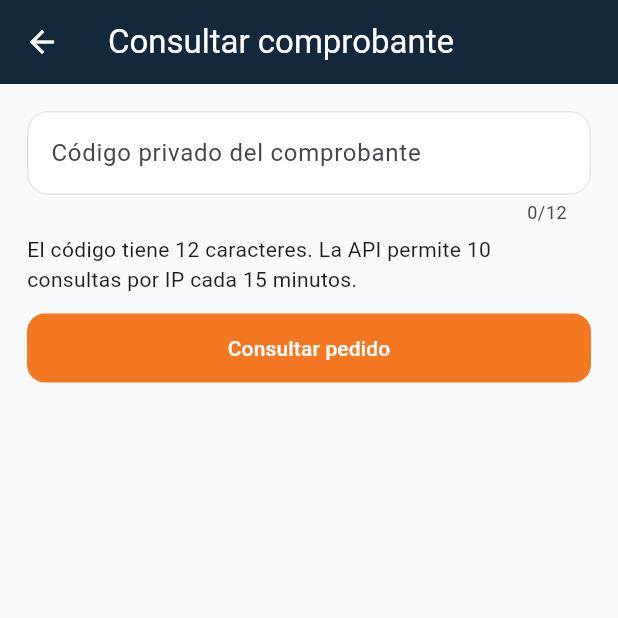
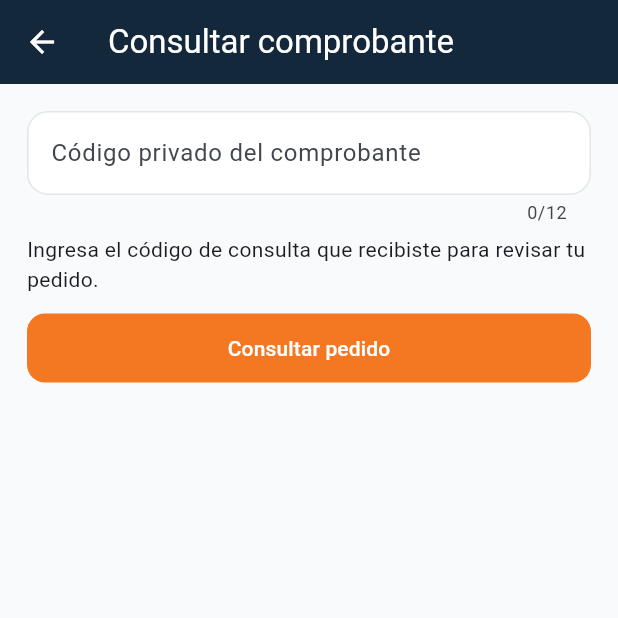
Before and after one commit to Sosa-dev/ferreteriaBimetalica, a Flutter app: the GuestOrderLookupScreen screen opened directly, on a phone screen of 412 x 824 dp, the top half of it. Run offline on Flutter 3.47's test engine with Material 3 defaults, Android fonts, the phone set to English and light mode, and no system bars; our stand-ins replace dio, flutter_secure_storage, pdf, printing; accounts and stored records are empty.

Commit message:
fix(mobile): reemplaza mensajes técnicos por textos para usuarios
Elimina referencias a límites internos de la API y mensajes que dirigen
a la terminal del servidor.

```diff
--- a/lib/core/api_client.dart
+++ b/lib/core/api_client.dart
@@ -110,17 +110,17 @@ class ApiClient {
         return 'La sesión venció. Inicia sesión nuevamente.';
       }
       if (error.response?.statusCode == 429) {
-        return 'Límite alcanzado: 10 consultas por IP cada 15 minutos. Intenta más tarde.';
+        return 'Has realizado demasiadas consultas. Intenta de nuevo más tarde.';
       }
       if (error.response?.statusCode == 403) {
         return 'Tu usuario no tiene permisos para esta acción.';
       }
       if ((error.response?.statusCode ?? 0) >= 500) {
-        return 'La API encontró un error interno. Revisa la terminal donde está ejecutándose.';
+        return 'No se pudo completar la solicitud. Intenta de nuevo más tarde.';
       }
       if (error.type == DioExceptionType.connectionTimeout ||
           error.type == DioExceptionType.connectionError) {
-        return 'No se pudo conectar con la API en $apiBaseUrl';
+        return 'No se pudo conectar con el servicio. Verifica tu conexión e inténtalo nuevamente.';
       }
     }
     return 'Ocurrió un error inesperado. Intenta nuevamente.';
--- a/lib/screens/order_screens.dart
+++ b/lib/screens/order_screens.dart
@@ -528,12 +528,12 @@ class OrderReceiptScreen extends StatelessWidget {
               padding: const EdgeInsets.all(16),
               child: Column(
                 children: [
-                  _receiptLine('Monto del pedido (API)', subtotal, bold: true),
+                  _receiptLine('Subtotal del pedido', subtotal, bold: true),
                   if (totalEstimado != null) ...[
                     const Divider(),
-                    _receiptLine('IVA estimado (API)', _amount(ivaEstimado)),
+                    _receiptLine('IVA estimado', _amount(ivaEstimado)),
                     _receiptLine(
-                      'Total estimado (API)',
+                      'Total estimado',
                       _amount(totalEstimado),
                       bold: true,
                     ),
@@ -669,7 +669,7 @@ class _GuestOrderLookupScreenState extends State<GuestOrderLookupScreen> {
           const Padding(
             padding: EdgeInsets.only(top: 6),
             child: Text(
-              'El código tiene 12 caracteres. La API permite 10 consultas por IP cada 15 minutos.',
+              'Ingresa el código de consulta que recibiste para revisar tu pedido.',
             ),
           ),
           const SizedBox(height: 12),
@@ -801,7 +801,7 @@ Future<void> _printOrderReceipt({
         pw.Align(
           alignment: pw.Alignment.centerRight,
           child: pw.Text(
-            'Monto del pedido (API): '
+            'Subtotal del pedido: '
             '\$${_amount(order['total_pedido']).toStringAsFixed(2)}',
             style: pw.TextStyle(fontWeight: pw.FontWeight.bold),
           ),
@@ -810,14 +810,14 @@ Future<void> _printOrderReceipt({
           pw.Align(
             alignment: pw.Alignment.centerRight,
             child: pw.Text(
-              'IVA estimado (API): '
+              'IVA estimado: '
               '\$${_amount(ivaEstimado).toStringAsFixed(2)}',
             ),
           ),
           pw.Align(
             alignment: pw.Alignment.centerRight,
             child: pw.Text(
-              'Total estimado (API): '
+              'Total estimado: '
               '\$${_amount(totalEstimado).toStringAsFixed(2)}',
               style: pw.TextStyle(fontWeight: pw.FontWeight.bold),
             ),
```
Also changed, not shown: 1 other file.
